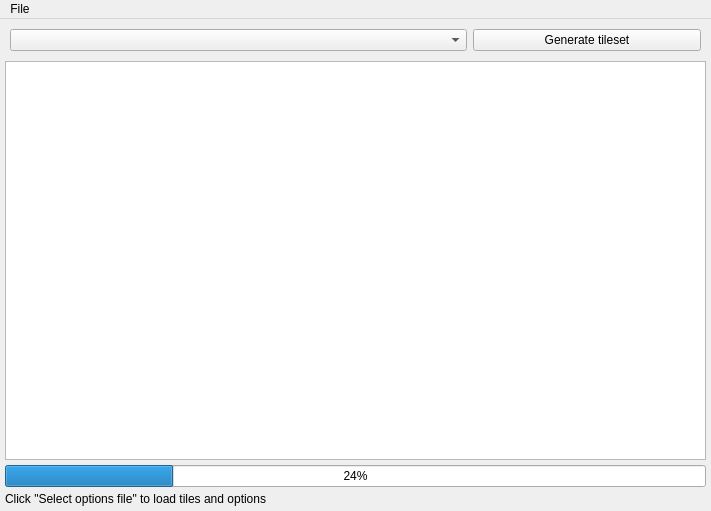
First picture: the form in WangscapeGui/MainWindow.ui, repository Wangscape/Wangscape, before the edit.
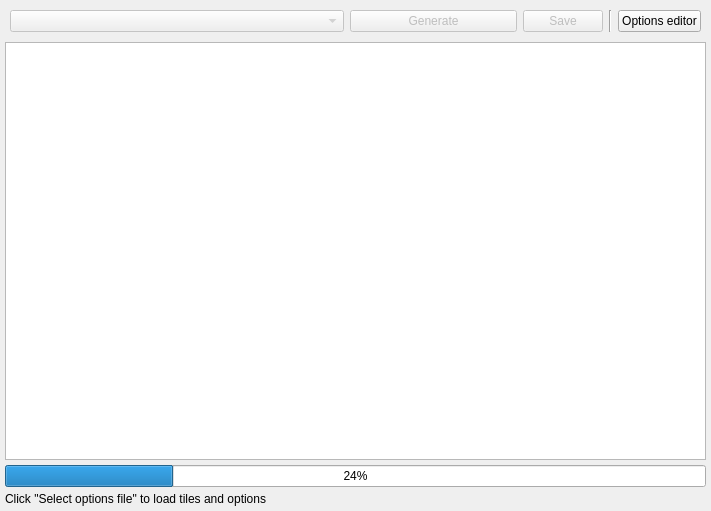
Second picture: the form after the edit.

Commit message: Convert menu actions to buttons

The edit to the form file:
```diff
--- a/WangscapeGui/MainWindow.ui
+++ b/WangscapeGui/MainWindow.ui
@@ -64,6 +64,9 @@
       </property>
       <item>
        <widget class="QComboBox" name="comboBox">
+        <property name="enabled">
+         <bool>false</bool>
+        </property>
         <property name="sizePolicy">
          <sizepolicy hsizetype="Expanding" vsizetype="Fixed">
           <horstretch>2</horstretch>
@@ -74,6 +77,9 @@
       </item>
       <item>
        <widget class="QPushButton" name="generateButton">
+        <property name="enabled">
+         <bool>false</bool>
+        </property>
         <property name="sizePolicy">
          <sizepolicy hsizetype="Expanding" vsizetype="Fixed">
           <horstretch>1</horstretch>
@@ -81,7 +87,31 @@
          </sizepolicy>
         </property>
         <property name="text">
-         <string>Generate tileset</string>
+         <string>Generate</string>
+        </property>
+       </widget>
+      </item>
+      <item>
+       <widget class="QPushButton" name="saveButton">
+        <property name="enabled">
+         <bool>false</bool>
+        </property>
+        <property name="text">
+         <string>Save</string>
+        </property>
+       </widget>
+      </item>
+      <item>
+       <widget class="Line" name="line">
+        <property name="orientation">
+         <enum>Qt::Vertical</enum>
+        </property>
+       </widget>
+      </item>
+      <item>
+       <widget class="QPushButton" name="optionsButton">
+        <property name="text">
+         <string>Options editor</string>
         </property>
        </widget>
       </item>
@@ -112,26 +142,6 @@
     </item>
    </layout>
   </widget>
-  <widget class="QMenuBar" name="menuBar">
-   <property name="geometry">
-    <rect>
-     <x>0</x>
-     <y>0</y>
-     <width>711</width>
-     <height>20</height>
-    </rect>
-   </property>
-   <widget class="QMenu" name="menuWangscape_GUI">
-    <property name="title">
-     <string>File</string>
-    </property>
-    <addaction name="actionLoadOptions"/>
-    <addaction name="actionOpenOptionsEditor"/>
-    <addaction name="separator"/>
-    <addaction name="actionSaveOutput"/>
-   </widget>
-   <addaction name="menuWangscape_GUI"/>
-  </widget>
   <action name="actionLoadOptions">
    <property name="text">
     <string>Load options</string>
```
The commit also changes 3 other files.
